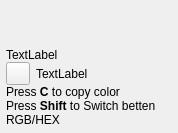
This is src/ui/composite_widgets/xmagnifyingglass.ui in XMuli/SunnyCapturer as Qt 5 draws it before an edit. The edited form follows.
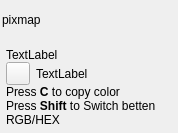
This is the edited form. Custom widgets are drawn as their Qt base class.

```diff
--- a/src/ui/composite_widgets/xmagnifyingglass.ui
+++ b/src/ui/composite_widgets/xmagnifyingglass.ui
@@ -35,7 +35,7 @@
       </sizepolicy>
      </property>
      <property name="text">
-      <string/>
+      <string notr="true">pixmap</string>
      </property>
     </widget>
    </item>
```
